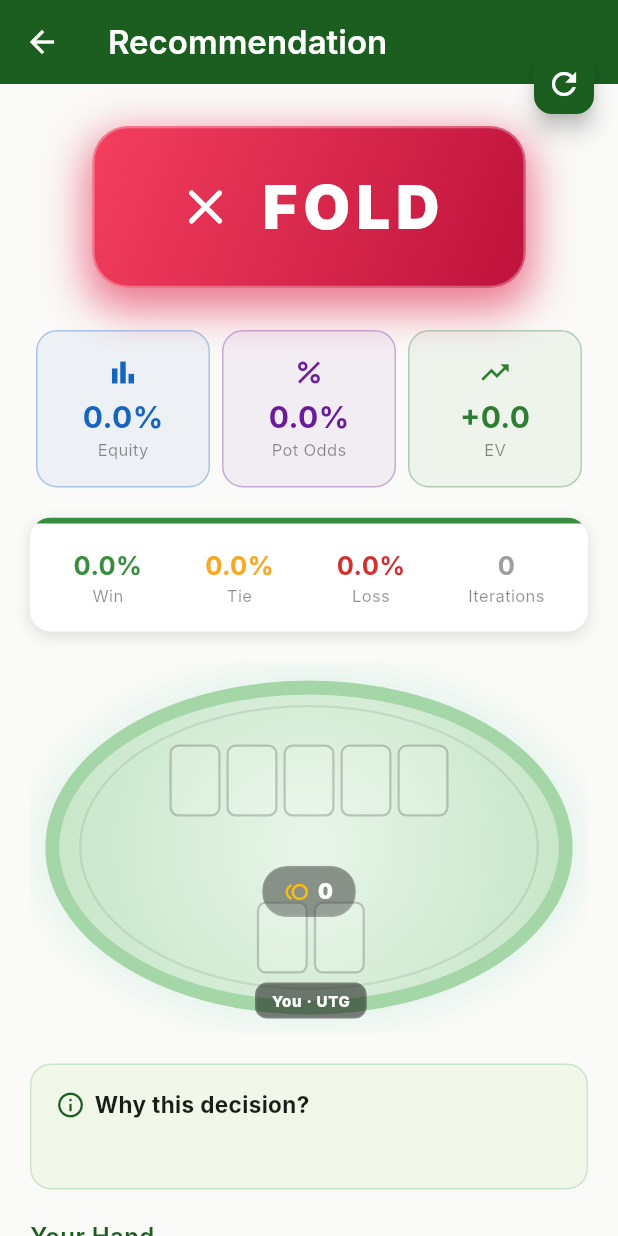
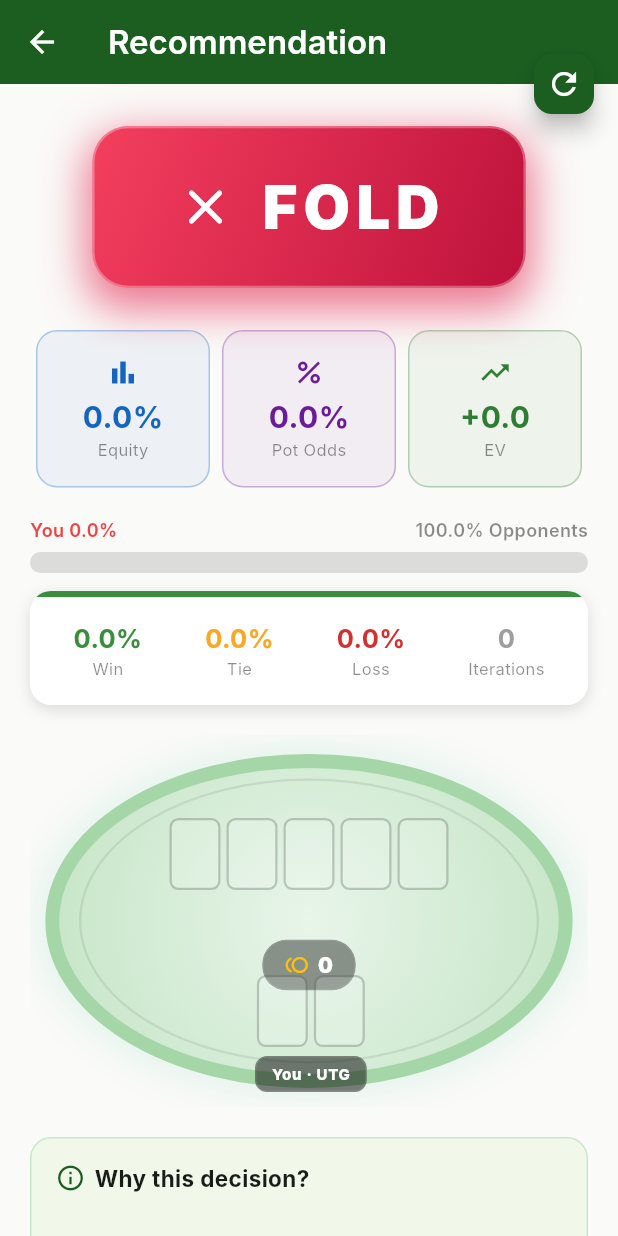
Before and after one commit to kvesen/PokerHandSuggester, a Flutter app: the ResultsScreen screen opened directly with empty values, on a phone screen of 412 x 824 dp. Run offline on Flutter 3.47's test engine with Material 3 defaults, Android fonts, the phone set to English and light mode, and no system bars; our stand-ins replace camera, image_picker, permission_handler, shared_preferences; missing offline and left inert: google_mlkit_text_recognition; accounts and stored records are empty; Roboto replaces fonts that are missing (Inter).

Commit message:
Stage 3: animated equity bar, mini card chips, accessibility semantics, hand strength badge
Co-authored-by: kvesen <267813801+kvesen@users.noreply.github.com>
Agent-Logs-Url: https://github.com/kvesen/PokerHandSuggester/sessions/9c2c907a-9b86-488f-94af-4aee3f89ce76

```diff
--- a/lib/ui/screens/results_screen.dart
+++ b/lib/ui/screens/results_screen.dart
@@ -5,6 +5,8 @@ import 'package:flutter/material.dart';
 
 import '../../engine/decision_engine.dart';
 import '../../engine/equity_calculator.dart';
+import '../../engine/hand_evaluator.dart';
+import '../../models/card.dart';
 import '../../models/game_state.dart';
 import '../../models/hand_record.dart';
 import '../../models/position.dart';
@@ -224,16 +226,35 @@ class _ResultsScreenState extends State<ResultsScreen>
             ),
             const SizedBox(height: 20),
 
+            // Animated equity bar (#13)
+            _animated(
+              2,
+              _EquityBar(equity: widget.decision.equity),
+            ),
+            const SizedBox(height: 12),
+
+            // Hand strength badge (#16)
+            if (widget.gameState.communityCards.isNotEmpty)
+              _animated(
+                2,
+                _HandStrengthBadge(
+                  holeCards: widget.gameState.holeCards,
+                  communityCards: widget.gameState.communityCards,
+                ),
+              ),
+            if (widget.gameState.communityCards.isNotEmpty)
+              const SizedBox(height: 12),
+
             // Section 2 — Equity breakdown
             _animated(
-              2,
+              3,
               _EquityBreakdown(result: widget.equityResult),
             ),
             const SizedBox(height: 20),
 
             // Section 3 — Poker table visualization
             _animated(
-              3,
+              4,
               ClipRRect(
                 borderRadius: BorderRadius.circular(16),
                 child: PokerTableWidget(
@@ -249,7 +270,7 @@ class _ResultsScreenState extends State<ResultsScreen>
 
             // Section 4 — Explanation
             _animated(
-              4,
+              5,
               Container(
                 width: double.infinity,
                 padding: const EdgeInsets.all(16),
@@ -632,3 +653,120 @@ class _InfoItem extends StatelessWidget {
     );
   }
 }
+
+/// Maps a [HandRanking] enum value to a readable label.
+String _handRankLabel(HandRanking rank) => switch (rank) {
+      HandRanking.highCard => 'High Card',
+      HandRanking.onePair => 'One Pair',
+      HandRanking.twoPair => 'Two Pair',
+      HandRanking.threeOfAKind => 'Three of a Kind',
+      HandRanking.straight => 'Straight',
+      HandRanking.flush => 'Flush',
+      HandRanking.fullHouse => 'Full House',
+      HandRanking.fourOfAKind => 'Four of a Kind',
+      HandRanking.straightFlush => 'Straight Flush',
+      HandRanking.royalFlush => 'Royal Flush',
+    };
+
+/// Animated equity bar shown below the stats row.
+class _EquityBar extends StatelessWidget {
+  const _EquityBar({required this.equity});
+
+  final double equity;
+
+  @override
+  Widget build(BuildContext context) {
+    final equityPct = equity * 100;
+    final barColor = equity >= 0.5
+        ? const Color(0xFF22C55E)
+        : equity >= 0.3
+            ? const Color(0xFFF59E0B)
+            : const Color(0xFFEF4444);
+
+    return Semantics(
+      label: 'Equity ${equityPct.toStringAsFixed(1)} percent',
+      child: TweenAnimationBuilder<double>(
+        tween: Tween<double>(begin: 0, end: equity),
+        duration: const Duration(milliseconds: 600),
+        curve: Curves.easeOutCubic,
+        builder: (context, value, _) {
+          final animatedPct = value * 100;
+          final animatedOppPct = (1 - value) * 100;
+          return Column(
+            crossAxisAlignment: CrossAxisAlignment.stretch,
+            children: [
+              Row(
+                mainAxisAlignment: MainAxisAlignment.spaceBetween,
+                children: [
+                  Text(
+                    'You ${animatedPct.toStringAsFixed(1)}%',
+                    style: TextStyle(
+                      fontSize: 12,
+                      fontWeight: FontWeight.w600,
+                      color: barColor,
+                    ),
+                  ),
+                  Text(
+                    '${animatedOppPct.toStringAsFixed(1)}% Opponents',
+                    style: const TextStyle(
+                      fontSize: 12,
+                      fontWeight: FontWeight.w600,
+                      color: Colors.black45,
+                    ),
+                  ),
+                ],
+              ),
+              const SizedBox(height: 6),
+              ClipRRect(
+                borderRadius: BorderRadius.circular(8),
+                child: LinearProgressIndicator(
+                  value: value,
+                  minHeight: 14,
+                  backgroundColor: Colors.black12,
+                  valueColor: AlwaysStoppedAnimation<Color>(barColor),
+                ),
+              ),
+            ],
+          );
+        },
+      ),
+    );
+  }
+}
+
+/// Pill badge showing the best evaluated hand rank when community cards exist.
+class _HandStrengthBadge extends StatelessWidget {
+  const _HandStrengthBadge({
+    required this.holeCards,
+    required this.communityCards,
+  });
+
+  final List<PokerCard> holeCards;
+  final List<PokerCard> communityCards;
+
+  @override
+  Widget build(BuildContext context) {
+    final result = HandEvaluator.evaluate(holeCards + communityCards);
+    final label = _handRankLabel(result.ranking);
+    final colorScheme = Theme.of(context).colorScheme;
+
+    return Align(
+      alignment: Alignment.centerLeft,
+      child: Container(
+        padding: const EdgeInsets.symmetric(horizontal: 14, vertical: 6),
+        decoration: BoxDecoration(
+          color: colorScheme.primaryContainer,
+          borderRadius: BorderRadius.circular(20),
+        ),
+        child: Text(
+          label,
+          style: TextStyle(
+            color: colorScheme.onPrimaryContainer,
+            fontSize: 13,
+            fontWeight: FontWeight.bold,
+          ),
+        ),
+      ),
+    );
+  }
+}
```
Also changed, not shown: lib/ui/screens/history_screen.dart (+48 -12 lines), lib/ui/screens/manual_input_screen.dart (+13 -3 lines), lib/ui/widgets/card_widget.dart (+8 -3 lines).
